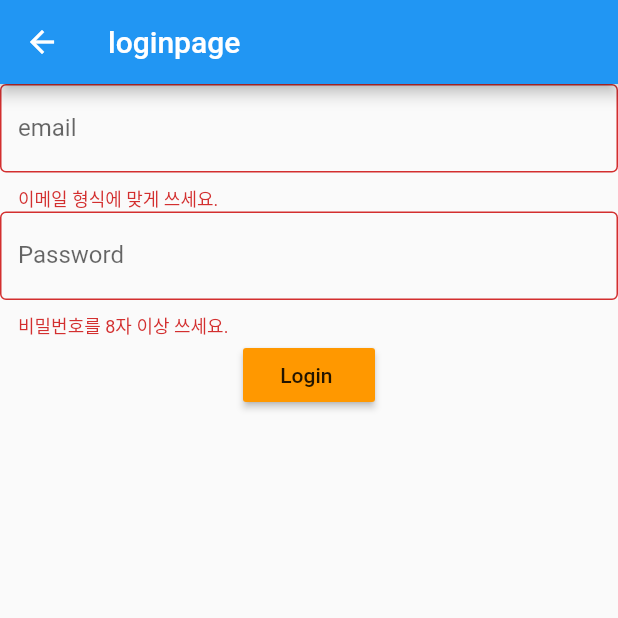
After one commit to namhosung6023/flutter-sever, a Flutter app: the LoginScreen screen opened directly, after a tap on "Login", on a phone screen of 412 x 824 dp, the top half of it. The commit adds this screen. Run offline on Flutter 3.47's test engine with Material 2 defaults, Android fonts, the phone set to English and light mode, and no system bars; our stand-ins replace dio; network calls fail.

Commit message:
first commit

```diff
--- /dev/null
+++ b/lib/login_screen.dart
@@ -0,0 +1,83 @@
+import 'dart:convert';
+
+import 'package:crypto/crypto.dart';
+import 'package:dio/dio.dart';
+import 'package:flutter/material.dart';
+
+class LoginScreen extends StatefulWidget {
+  @override
+  _LoginScreenState createState() => _LoginScreenState();
+}
+
+class _LoginScreenState extends State<LoginScreen> {
+  final _formKey = GlobalKey<FormState>();
+  String password="";
+  String email="";
+
+  void loginTest() async {
+    if (_formKey.currentState.validate()) {
+      Scaffold.of(_formKey.currentContext).showSnackBar(
+          SnackBar(content: Text('처리중')));
+    }
+    Dio dio = new Dio();
+    String hashedPassword = sha256.convert(utf8.encode(password)).toString();
+    print('hashed: $hashedPassword');
+    Response response = await dio.post('http://10.0.2.2:3000/accounts/login',
+        data: {"email": email, "password": hashedPassword});
+    print(response);
+  }
+
+  @override
+  Widget build(BuildContext context) {
+    return Scaffold(
+      appBar: AppBar(
+        title: Text('loginpage'),
+      ),
+        body: Form(
+            key: _formKey,
+            child: Column(
+                children: <Widget>[
+                  TextFormField(
+                    validator: (value) {
+                      if (!value.contains('@')) {
+                        return '이메일 형식에 맞게 쓰세요.';
+                      }
+                      email = value;
+                      return null;
+                    },
+                    decoration: InputDecoration(
+                      border: OutlineInputBorder(),
+                      labelText: 'email',
+                    ),
+                  ),
+                  TextFormField(
+
+                    validator: (value){
+                      if(value.length <= 7 ){
+                        return '비밀번호를 8자 이상 쓰세요.';
+                      }
+                      password = value;
+                      return null;
+                    },
+                    obscureText: true,
+
+                    decoration: InputDecoration(
+                      border: OutlineInputBorder(),
+                      labelText: 'Password',
+                    ),
+                  ),
+
+                  RaisedButton(
+                    child: Text('Login '),
+                    color: Colors.orange, // 배경 색상
+                    onPressed: () {
+                      loginTest();
+                    },
+                  ),
+
+                ]
+            )
+        )
+    );
+  }
+}
--- a/lib/main.dart
+++ b/lib/main.dart
@@ -1,5 +1,8 @@
+import 'dart:convert';
 import 'package:dio/dio.dart';
 import 'package:flutter/material.dart';
+import 'package:crypto/crypto.dart';
+import 'login_screen.dart';
 
 void main() => runApp(MyApp());
 
@@ -20,6 +23,7 @@ class MyHomePage extends StatefulWidget {
 }
 
 class _MyHomePageState extends State<MyHomePage> {
+
   final _formKey = GlobalKey<FormState>();
   final TextEditingController _passwordController = TextEditingController();
   String name="";
@@ -32,8 +36,10 @@ class _MyHomePageState extends State<MyHomePage> {
           SnackBar(content: Text('처리중')));
     }
     Dio dio = new Dio();
+    String hashedPassword = sha256.convert(utf8.encode(password)).toString();
+    print('hashed: $hashedPassword');
     Response response = await dio.post('http://10.0.2.2:3000/accounts/join',
-        data: {"name": name, "email": email, "password": password });
+        data: {"username": name, "email": email, "password": hashedPassword });
     print(response);
   }
 
@@ -51,7 +57,7 @@ class _MyHomePageState extends State<MyHomePage> {
                   TextFormField(
                     validator: (value) {
                       if (value.isEmpty) {
-                        return '공백은 허용되지 않습니다';
+                        return '이름을 입력하세요.';
                       }
                       name = value;
                       return null;
@@ -64,7 +70,7 @@ class _MyHomePageState extends State<MyHomePage> {
                   TextFormField(
                     validator: (value) {
                       if (!value.contains('@')) {
-                        return '이메일 형식에 맞게 쓰세요';
+                        return '이메일 형식에 맞게 쓰세요.';
                       }
                       email = value;
                       return null;
@@ -78,7 +84,7 @@ class _MyHomePageState extends State<MyHomePage> {
                     controller: _passwordController,
                     validator: (value){
                         if(value.length <= 7 ){
-                        return '비밀번호를 8자 이상 쓰세요';
+                        return '비밀번호를 8자 이상 쓰세요.';
                       }
                         password = value;
                         return null;
@@ -102,19 +108,32 @@ class _MyHomePageState extends State<MyHomePage> {
                       print('passcon: ${_passwordController.text}');
 
                       if(value != _passwordController.text){
-                        return '비밀번호가 일치하지 않습니다 ';
+                        return '비밀번호가 일치하지 않습니다. ';
                       }
 
                       return null;
                     },
                   ),
                   RaisedButton(
-                    child: Text('Join in'),
+                    child: Text('Join '),
                     color: Colors.orange, // 배경 색상
                     onPressed: () {
                       joinTest();
                     },
                   ),
+                  RaisedButton(
+                    child: Text('로그인 하러 가기'),
+                    color: Colors.blueAccent,
+                    onPressed: (){
+                      Navigator.push(
+                        context,
+                        MaterialPageRoute(
+                          builder: (BuildContext context) => LoginScreen(),
+                        ),
+                      );
+                    },
+                  )
+
                 ]
             )
         )
--- a/pubspec.yaml
+++ b/pubspec.yaml
@@ -24,6 +24,7 @@ dependencies:
   flutter:
     sdk: flutter
   dio:
+  crypto: ^2.1.5
 
 
   # The following adds the Cupertino Icons font to your application.
```
Also changed, not shown: pubspec.lock.
